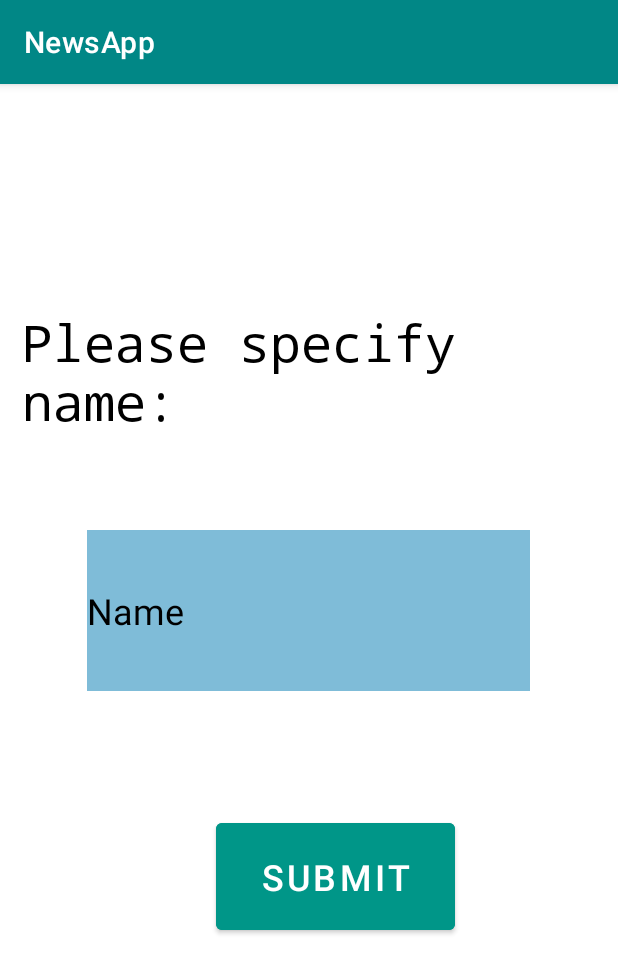
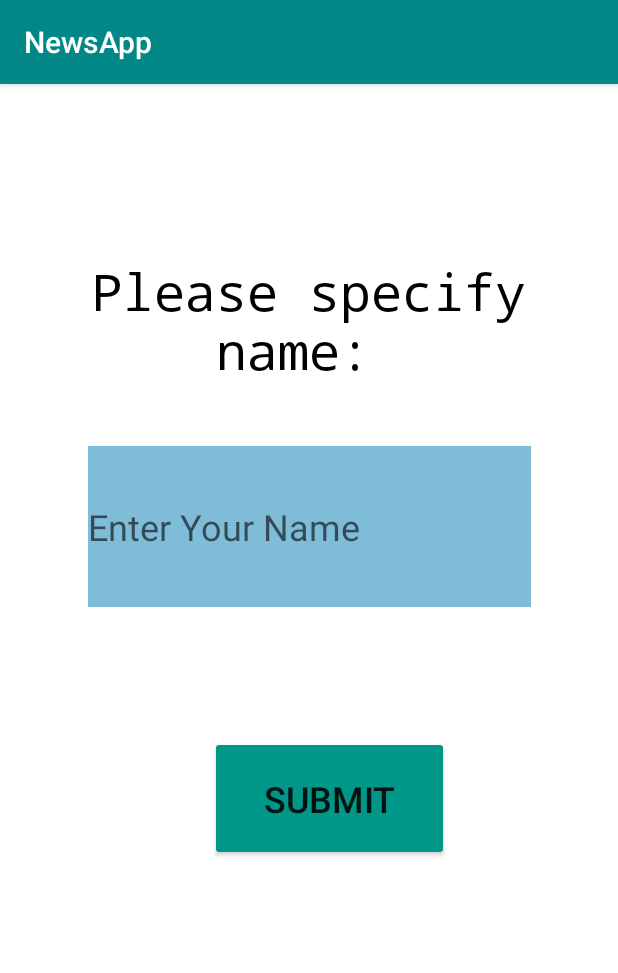
Before and after one commit to TheresaRoukaibe/NewsMobileApp, an Android app: the logInActivity screen opened directly, with no data from a screen before it, on a phone screen of 412 x 824 dp. Shown: the top 973 px of the screen. Run offline under Robolectric (Android 15) with nearby library versions, the phone set to English and light mode, and no system bars.

Commit message:
redirect to add news page

```diff
--- a/app/src/main/res/layout/activity_log_in.xml
+++ b/app/src/main/res/layout/activity_log_in.xml
@@ -2,45 +2,39 @@
 <androidx.constraintlayout.widget.ConstraintLayout xmlns:android="http://schemas.android.com/apk/res/android"
     xmlns:app="http://schemas.android.com/apk/res-auto"
     xmlns:tools="http://schemas.android.com/tools"
-    android:layout_width="match_parent"
-    android:layout_height="match_parent"
+    android:layout_width="wrap_content"
+    android:layout_height="wrap_content"
     android:background="#93E5EF"
     android:backgroundTint="#FFFFFF"
-    android:onClick="sendInfo"
     tools:context=".logInActivity">
 
     <TextView
         android:id="@+id/textView"
         android:layout_width="wrap_content"
         android:layout_height="wrap_content"
-        android:layout_marginStart="88dp"
-        android:layout_marginTop="149dp"
-        android:layout_marginBottom="537dp"
+        android:layout_marginTop="115dp"
         android:background="#FFFFFF"
-        android:backgroundTint="#FFFFFF"
         android:fontFamily="monospace"
         android:text="Please specify name: "
+        android:textAlignment="center"
         android:textColor="#000000"
         android:textSize="34sp"
-        app:layout_constraintBottom_toBottomOf="parent"
         app:layout_constraintEnd_toEndOf="parent"
-        app:layout_constraintHorizontal_bias="0.84"
         app:layout_constraintStart_toStartOf="parent"
-        app:layout_constraintTop_toTopOf="parent"
-        app:layout_constraintVertical_bias="0.0" />
+        app:layout_constraintTop_toTopOf="parent" />
 
     <EditText
         android:id="@+id/username"
         android:layout_width="295dp"
         android:layout_height="107dp"
-        android:layout_marginStart="100dp"
-        android:layout_marginTop="63dp"
-        android:layout_marginEnd="101dp"
+        android:layout_marginStart="58dp"
+        android:layout_marginTop="41dp"
+        android:layout_marginEnd="58dp"
         android:background="#91D8E1"
         android:backgroundTint="#7FBCD8"
         android:ems="10"
+        android:hint="Enter Your Name "
         android:inputType="textPersonName"
-        android:text="Name"
         android:textColor="#000000"
         android:textSize="24sp"
         app:layout_constraintEnd_toEndOf="parent"
@@ -51,7 +45,8 @@
         android:id="@+id/submit"
         android:layout_width="159dp"
         android:layout_height="83dp"
-        android:layout_marginStart="144dp"
+        android:layout_marginStart="140dp"
+        android:layout_marginTop="86dp"
         android:layout_marginEnd="108dp"
         android:layout_marginBottom="198dp"
         android:backgroundTint="#009688"
@@ -60,6 +55,8 @@
         android:textSize="24sp"
         app:layout_constraintBottom_toBottomOf="parent"
         app:layout_constraintEnd_toEndOf="parent"
-        app:layout_constraintHorizontal_bias="0.48"
-        app:layout_constraintStart_toStartOf="parent" />
+        app:layout_constraintHorizontal_bias="0.0"
+        app:layout_constraintStart_toStartOf="parent"
+        app:layout_constraintTop_toBottomOf="@+id/username"
+        app:layout_constraintVertical_bias="1.0" />
 </androidx.constraintlayout.widget.ConstraintLayout>
--- a/app/src/main/res/values/themes.xml
+++ b/app/src/main/res/values/themes.xml
@@ -1,6 +1,6 @@
 <resources xmlns:tools="http://schemas.android.com/tools">
     <!-- Base application theme. -->
-    <style name="Theme.NewsApp" parent="Theme.MaterialComponents.DayNight.DarkActionBar">
+    <style name="Theme.NewsApp" parent="Theme.AppCompat.DayNight.DarkActionBar">
         <!-- Primary brand color. -->
         <item name="colorPrimary">@color/purple_500</item>
         <item name="colorPrimaryVariant">@color/purple_700</item>
```
Also changed, not shown: app/src/main/AndroidManifest.xml (+7 -0 lines), app/src/main/java/com/example/newsapp/AddNewsActivity.java (added, +21 -0 lines), app/src/main/java/com/example/newsapp/BrowseActivity.java (+8 -0 lines), app/src/main/res/layout/activity_add_news.xml (added, +98 -0 lines), app/src/main/res/layout/activity_browse.xml (+36 -5 lines).
